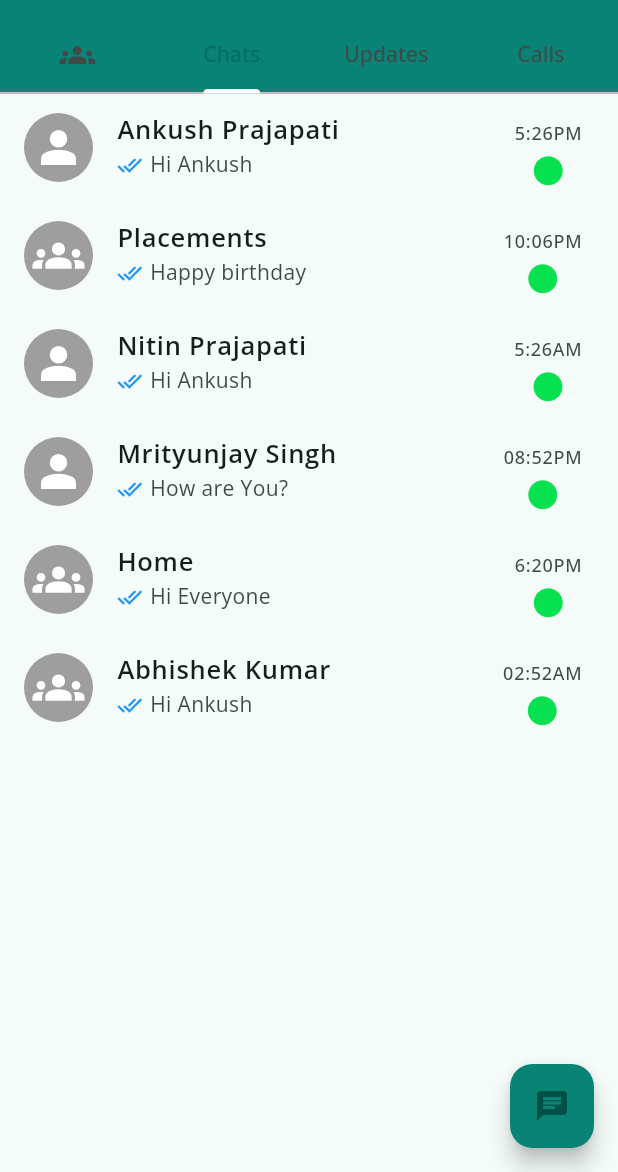
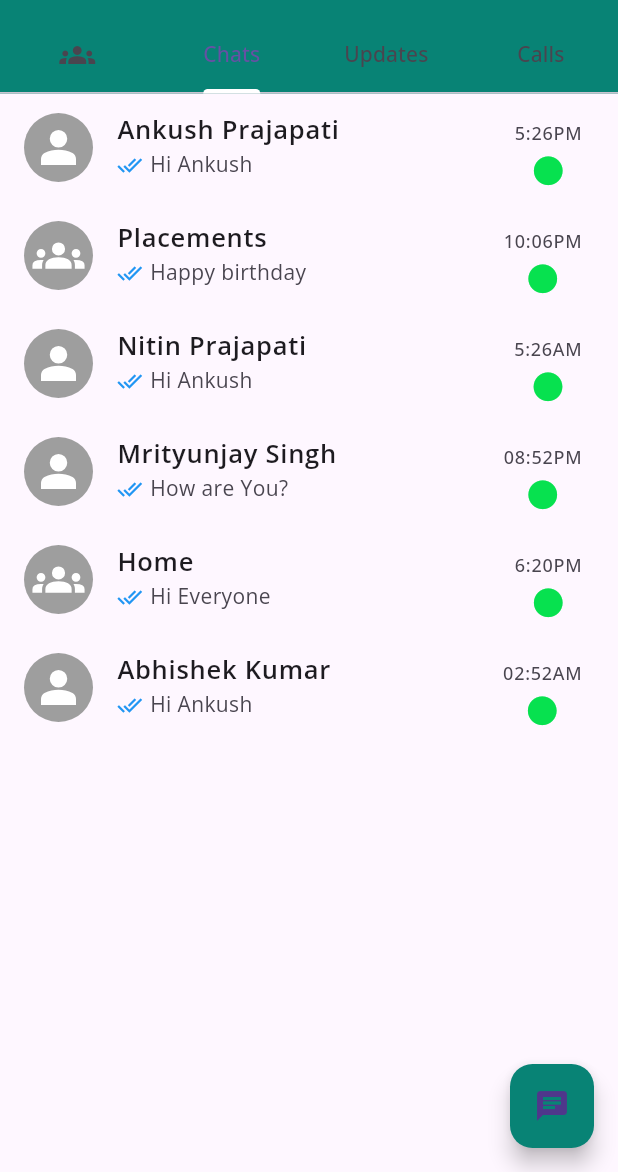
Before and after one commit to Ankush1200/whatsapp_clone, a Flutter app: the screen it shows after launch, on a phone screen of 412 x 824 dp, the part 64-1236 px from its top. Run offline on Flutter 3.47's test engine with Material 3 defaults, Android fonts, the phone set to English and light mode, and no system bars; our stand-ins replace flutter_svg, get.

Commit message:
Individual chat Page Added

```diff
--- a/lib/colors/theaming.dart
+++ b/lib/colors/theaming.dart
@@ -3,5 +3,7 @@ import 'package:flutter/material.dart';
 class AppColors{
   static const Color defaultcolor= Color.fromARGB(255, 8, 131, 117);
   static const Color subtitle=  Color.fromARGB(255, 124, 123, 123);
+  static const Color appBarTextcolor=  Colors.white;
   static const Color textcolor=  Colors.black;
+
 }
--- a/lib/main.dart
+++ b/lib/main.dart
@@ -16,9 +16,18 @@ class MyApp extends StatelessWidget {
         theme: ThemeData(
           // useMaterial3: true,
           fontFamily:'OpenSans',
-          colorScheme: ColorScheme.fromSeed(
-            seedColor: AppColors.defaultcolor,
-          ),
+          // colorScheme: ColorScheme.fromSeed(
+          //   seedColor: AppColors.defaultcolor,
+          // ),
+          appBarTheme: const AppBarTheme(
+            color: AppColors.defaultcolor,
+            // iconTheme: IconThemeData(color:Colors.white),
+            // titleTextStyle: TextStyle(color: AppColors.appBarTextcolor,
+            // fontSize: 20,
+            // fontWeight: FontWeight.bold,
+            // fontFamily: 'OpenSans',
+            // )
+          )
         ),
         debugShowCheckedModeBanner: false,
         title: 'Flutter Demo',
--- a/lib/pages/chat_page.dart
+++ b/lib/pages/chat_page.dart
@@ -21,7 +21,7 @@ class _ChatPageState extends State<ChatPage> {
     ChatModel(
       name: "Placements",
       icon: "assets/icons/groups.svg",
-      isgroup: false,
+      isgroup: true,
       time: "10:06PM",
       currentmessage: "Happy birthday",
     ),
@@ -60,8 +60,9 @@ class _ChatPageState extends State<ChatPage> {
       body:ListView.builder(
         itemCount: chatmodel.length,
         itemBuilder: (context, index) {
-        return ChatList(chatModel:chatmodel[index],);
-      }),
+        return ChatList(chatModel:chatmodel[index]);
+      },
+),
     );
   }
 }
@@ -72,4 +73,5 @@ class _ChatPageState extends State<ChatPage> {
           //     subtitle: 'dagd',
           //     leadingIcon: CircleAvatar(
           //         backgroundImage: AssetImage("assets/images/profile.png")),
-          //     onTap: () {}),
+          //     onTap: () {},
+          // ),
--- a/lib/screens/Home_screen.dart
+++ b/lib/screens/Home_screen.dart
@@ -2,8 +2,10 @@
 import 'package:flutter/material.dart';
 import 'package:get/get.dart';
 import 'package:whatsapp_clone/Colors/theaming.dart';
-import 'package:whatsapp_clone/Pages/chat_page.dart';
+
 import 'package:whatsapp_clone/Screens/You.dart';
+
+import '../pages/chat_page.dart';
 
 
 class HomeScreen extends StatefulWidget {
@@ -27,7 +29,7 @@ class _HomeScreenState extends State<HomeScreen>
   Widget build(BuildContext context) {
     return Scaffold(
       appBar: AppBar(
-        backgroundColor: AppColors.defaultcolor,
+        // backgroundColor: AppColors.defaultcolor,
         title: const Text("WhatsApp",
             style: TextStyle(
               fontSize: 23,
--- a/lib/screens/You.dart
+++ b/lib/screens/You.dart
@@ -15,7 +15,7 @@ class _YouState extends State<You> {
   Widget build(BuildContext context) {
     return Scaffold(
       appBar: AppBar(
-        backgroundColor: AppColors.defaultcolor,
+        // backgroundColor: AppColors.defaultcolor,
         title: const Text("You"),
         actions: [
           Padding(
--- a/lib/widgets/chat_list.dart
+++ b/lib/widgets/chat_list.dart
@@ -2,42 +2,75 @@ import 'package:flutter/material.dart';
 import 'package:flutter_svg/flutter_svg.dart';
 import 'package:get/get.dart';
 import 'package:whatsapp_clone/Model/chatmodel.dart';
-import 'package:whatsapp_clone/Screens/You.dart';
 
+import 'package:whatsapp_clone/Screens/individual_page.dart';
 
 class ChatList extends StatelessWidget {
   final ChatModel chatModel;
-  const ChatList({super.key,required this.chatModel});
+  const ChatList({super.key, required this.chatModel});
 
   @override
   Widget build(BuildContext context) {
     return InkWell(
-      onTap: (){
-        Get.to(()=>You(),
+      onTap: () {
+        Get.to(()=>const IndividualChat(),
               transition: Transition.rightToLeftWithFade
-              );
+        );
+        // Navigator.push(
+        //   context,
+        //   MaterialPageRoute(builder: (context) => const IndividualChat()),
+        // );
       },
       child: Column(
         children: [
           ListTile(
-            title: Text(chatModel.name,style: const TextStyle(fontSize: 17,fontWeight: FontWeight.bold),),
+            title: Text(
+              chatModel.name,
+              style: const TextStyle(fontSize: 17, fontWeight: FontWeight.bold),
+            ),
             subtitle: Row(children: [
-              const Icon(Icons.done_all,size:17,color: Colors.blue,),
-              const SizedBox(width:5,),
+              const Icon(
+                Icons.done_all,
+                size: 17,
+                color: Colors.blue,
+              ),
+              const SizedBox(
+                width: 5,
+              ),
               Text(chatModel.currentmessage),
             ]),
-            leading: CircleAvatar(radius:23,
-            backgroundColor: Colors.grey,
-            child:SvgPicture.asset(
-              // ignore: deprecated_member_use
-              chatModel.icon,color: Colors.white,height:35,),
+            leading: CircleAvatar(
+              radius: 23,
+              backgroundColor: Colors.grey,
+              child: SvgPicture.asset(
+                chatModel.isgroup
+                    ? "assets/icons/groups.svg"
+                    : "assets/icons/person.svg"
+                // ignore: deprecated_member_use
+                ,
+                color: Colors.white,
+                height: 35,
+              ),
             ),
-            trailing: Column(children: [
-              const SizedBox(height:10,),
-              Text(chatModel.time,style: const TextStyle(fontSize: 12),),
-              const SizedBox(height:5,),
-              const Icon(Icons.circle,color: Color.fromARGB(255, 7, 225, 79),size:23,)
-            ],),
+            trailing: Column(
+              children: [
+                const SizedBox(
+                  height: 10,
+                ),
+                Text(
+                  chatModel.time,
+                  style: const TextStyle(fontSize: 12),
+                ),
+                const SizedBox(
+                  height: 5,
+                ),
+                const Icon(
+                  Icons.circle,
+                  color: Color.fromARGB(255, 7, 225, 79),
+                  size: 23,
+                )
+              ],
+            ),
             // onTap:(){
 
             // },
```
Also changed, not shown: lib/screens/individual_page.dart (added, +27 -0 lines).
